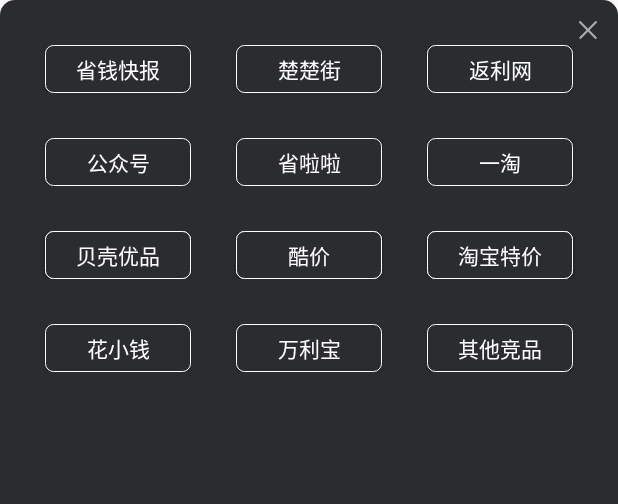
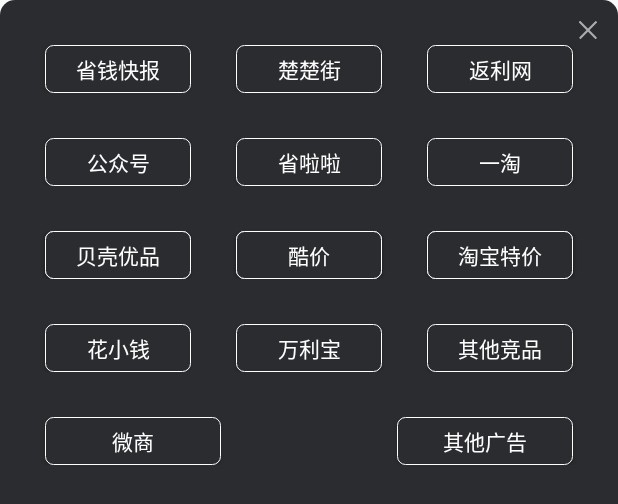
Before and after one commit to cxt520ppgsh/cxtDemo, an Android app: the layout set_tag_dialog_layout.xml on its own in the app's theme, with its tools: preview values and no code run, on a phone screen of 412 x 824 dp. Shown: the top 504 px of the screen. Run offline under Robolectric (Android 15) with nearby library versions, the phone set to English and light mode, and no system bars.

Commit message:
标签修改

```diff
--- a/app/build.gradle
+++ b/app/build.gradle
@@ -36,6 +36,16 @@ android {
             abiFilters "armeabi", "armeabi-v7a"
         }
     }
+    signingConfigs {
+        lukou {
+            storeFile file("../dabao/release.jks")
+            storePassword System.getenv().get("LUKOU_APP_RELEASE_PASSWORD")
+            keyAlias System.getenv().get("LUKOU_APP_RELEASE_ALIAS")
+            keyPassword System.getenv().get("LUKOU_APP_RELEASE_PASSWORD")
+            v2SigningEnabled false
+        }
+
+    }
 
     buildTypes {
         debug {
@@ -46,6 +56,7 @@ android {
         release {
             buildConfigField "String", "baseUrl", "\"http://paidan.lukou.com:9495/api/kuaishou/\""
             buildConfigField "String", "debugUrl", "\"http://paidan.lukou.com:9495/api/kuaishou/\""
+            signingConfig signingConfigs.lukou
             zipAlignEnabled true
             minifyEnabled false
             proguardFiles getDefaultProguardFile('proguard-android.txt'), 'proguard-rules.pro'
--- a/app/src/main/java/com/lukou/publishervideo/mvp/home/v/dialog/SetAsignerDialog.java
+++ b/app/src/main/java/com/lukou/publishervideo/mvp/home/v/dialog/SetAsignerDialog.java
@@ -1,38 +1,22 @@
 package com.lukou.publishervideo.mvp.home.v.dialog;
 
-import android.app.Activity;
-import android.app.Dialog;
 import android.content.Context;
-import android.os.Bundle;
-import android.view.Display;
-import android.view.Gravity;
 import android.view.View;
 import android.view.ViewGroup;
-import android.view.Window;
-import android.view.WindowManager;
 import android.widget.Button;
 import android.widget.LinearLayout;
 import android.widget.RelativeLayout;
 
 import com.lukou.publishervideo.R;
 import com.lukou.publishervideo.base.BaseDialog;
-import com.lukou.publishervideo.base.BaseView;
 import com.lukou.publishervideo.bean.Asiginer;
-import com.lukou.publishervideo.bean.PublisherVideo;
 import com.lukou.publishervideo.mvp.home.v.activity.HomeActivity;
 import com.lukou.publishervideo.utils.LKUtil;
 import com.lukou.publishervideo.utils.netUtils.ApiFactory;
-import com.lukou.publishervideo.utils.netUtils.KuaishouHttpResult;
 
-import java.util.ArrayList;
 import java.util.List;
 
-import javax.inject.Inject;
-
 import butterknife.BindView;
-import butterknife.ButterKnife;
-import butterknife.OnClick;
-import rx.functions.Action1;
 
 import static android.view.Gravity.CENTER;
 
@@ -65,7 +49,7 @@ public class SetAsignerDialog extends BaseDialog {
                     setLayout(httpResult.list);
                     setTagListner();
                 }, throwable -> {
-
+                    throwable.printStackTrace();
                 }));
     }
 
--- a/app/src/main/res/layout/set_tag_dialog_layout.xml
+++ b/app/src/main/res/layout/set_tag_dialog_layout.xml
@@ -211,13 +211,13 @@
             android:layout_width="@dimen/margin_30_dp"
             android:layout_height="wrap_content" />
     </LinearLayout>
+
     <LinearLayout
         android:id="@+id/layout5"
         android:layout_width="match_parent"
         android:layout_height="wrap_content"
         android:layout_below="@id/layout4"
         android:layout_marginTop="@dimen/margin_30_dp"
-        android:layout_marginBottom="@dimen/margin_30_dp"
         android:orientation="horizontal">
 
         <Space
@@ -264,6 +264,48 @@
             android:layout_height="wrap_content" />
     </LinearLayout>
 
+    <LinearLayout
+        android:id="@+id/layout6"
+        android:layout_width="match_parent"
+        android:layout_height="wrap_content"
+        android:layout_below="@id/layout5"
+        android:layout_marginTop="@dimen/margin_30_dp"
+        android:layout_marginBottom="@dimen/margin_30_dp"
+        android:orientation="horizontal">
+
+        <Space
+            android:layout_width="@dimen/margin_30_dp"
+            android:layout_height="wrap_content" />
+
+        <Button
+            android:layout_width="0dp"
+            android:layout_height="32dp"
+            android:layout_weight="1"
+            android:background="@drawable/main_dialog_bt_selecter"
+            android:text="微商"
+            android:textColor="@color/white"
+            android:textSize="@dimen/text_medium" />
+
+        <Space
+            android:layout_width="0dp"
+            android:layout_height="wrap_content"
+            android:layout_weight="1"
+            />
+
+        <Button
+            android:layout_width="0dp"
+            android:layout_height="32dp"
+            android:layout_weight="1"
+            android:background="@drawable/main_dialog_bt_selecter"
+            android:text="其他广告"
+            android:textColor="@color/white"
+            android:textSize="@dimen/text_medium" />
+
+        <Space
+            android:layout_width="@dimen/margin_30_dp"
+            android:layout_height="wrap_content" />
+    </LinearLayout>
+
     <ImageView
         android:id="@+id/close"
         android:layout_width="20dp"
```
Also changed, not shown: 2 other files.
